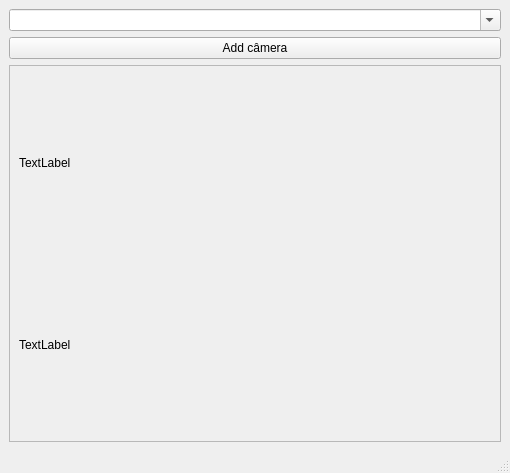
This is monitor/view/from_ui.ui in eltonfernando/monitor_cam as Qt 5 draws it before an edit. The edited form follows.
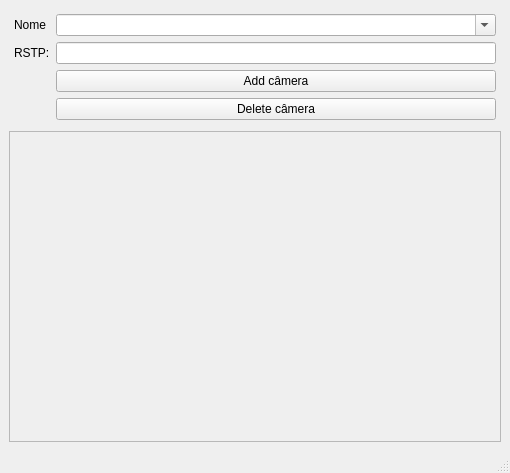
This is the edited form.

Patch:
```diff
--- a/monitor/view/from_ui.ui
+++ b/monitor/view/from_ui.ui
@@ -15,17 +15,61 @@
   </property>
   <widget class="QWidget" name="centralwidget">
    <layout class="QGridLayout" name="gridLayout_2">
-    <item row="2" column="0">
-     <widget class="QPushButton" name="pushButton_add">
-      <property name="text">
-       <string>Add câmera</string>
+    <item row="1" column="0">
+     <layout class="QGridLayout" name="gridLayout_3">
+      <property name="leftMargin">
+       <number>5</number>
       </property>
-     </widget>
+      <property name="topMargin">
+       <number>5</number>
+      </property>
+      <property name="rightMargin">
+       <number>5</number>
+      </property>
+      <property name="bottomMargin">
+       <number>5</number>
+      </property>
+      <item row="1" column="1">
+       <widget class="QLineEdit" name="lineEdit_rstp"/>
+      </item>
+      <item row="0" column="0">
+       <widget class="QLabel" name="label_3">
+        <property name="text">
+         <string>Nome</string>
+        </property>
+       </widget>
+      </item>
+      <item row="1" column="0">
+       <widget class="QLabel" name="label_4">
+        <property name="text">
+         <string>RSTP:</string>
+        </property>
+       </widget>
+      </item>
+      <item row="2" column="1">
+       <widget class="QPushButton" name="pushButton_add">
+        <property name="text">
+         <string>Add câmera</string>
+        </property>
+       </widget>
+      </item>
+      <item row="0" column="1">
+       <widget class="QComboBox" name="comboBox_cam">
+        <property name="editable">
+         <bool>true</bool>
+        </property>
+       </widget>
+      </item>
+      <item row="3" column="1">
+       <widget class="QPushButton" name="pushButton_del">
+        <property name="text">
+         <string>Delete câmera</string>
+        </property>
+       </widget>
+      </item>
+     </layout>
     </item>
-    <item row="0" column="0">
-     <layout class="QVBoxLayout" name="verticalLayout_2"/>
-    </item>
-    <item row="3" column="0">
+    <item row="10" column="0">
      <widget class="QScrollArea" name="scrollArea">
       <property name="widgetResizable">
        <bool>true</bool>
@@ -36,39 +80,30 @@
          <x>0</x>
          <y>0</y>
          <width>490</width>
-         <height>345</height>
+         <height>285</height>
         </rect>
        </property>
        <layout class="QGridLayout" name="gridLayout">
         <item row="0" column="0">
          <layout class="QVBoxLayout" name="verticalLayout">
-          <item>
-           <widget class="QLabel" name="label_2">
-            <property name="text">
-             <string>TextLabel</string>
-            </property>
-           </widget>
-          </item>
-          <item>
-           <widget class="QLabel" name="label">
-            <property name="text">
-             <string>TextLabel</string>
-            </property>
-           </widget>
-          </item>
+          <property name="leftMargin">
+           <number>2</number>
+          </property>
+          <property name="topMargin">
+           <number>2</number>
+          </property>
+          <property name="rightMargin">
+           <number>2</number>
+          </property>
+          <property name="bottomMargin">
+           <number>2</number>
+          </property>
          </layout>
         </item>
        </layout>
       </widget>
      </widget>
     </item>
-    <item row="1" column="0">
-     <widget class="QComboBox" name="comboBox_cam">
-      <property name="editable">
-       <bool>true</bool>
-      </property>
-     </widget>
-    </item>
    </layout>
   </widget>
   <widget class="QMenuBar" name="menubar">
```
